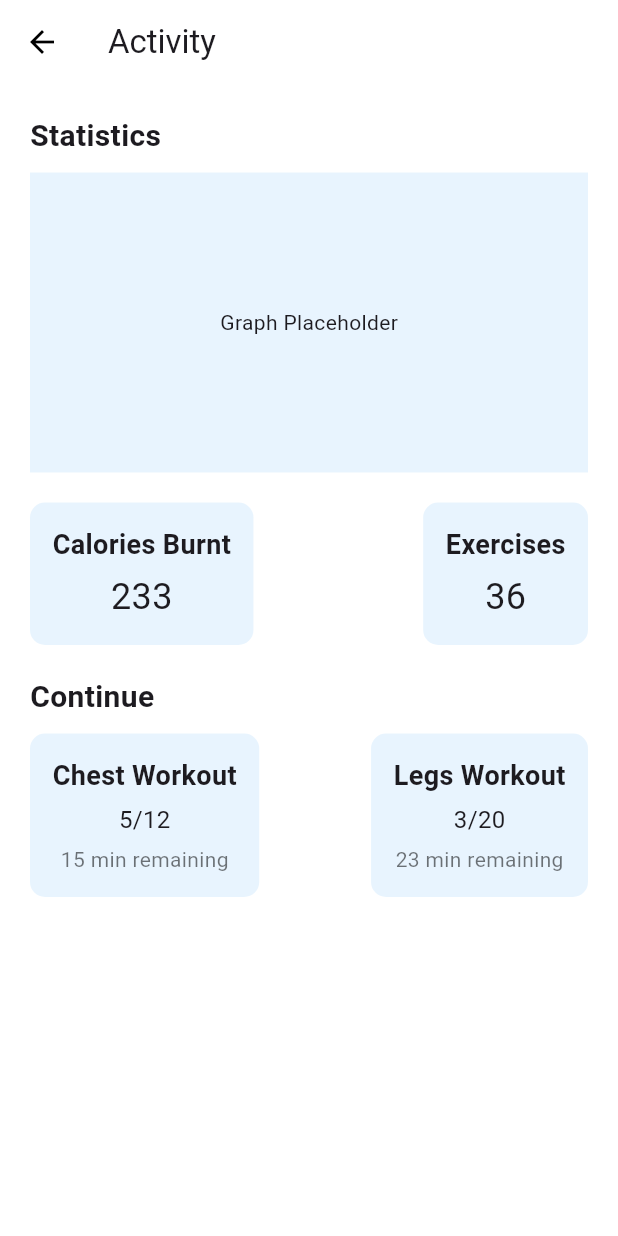
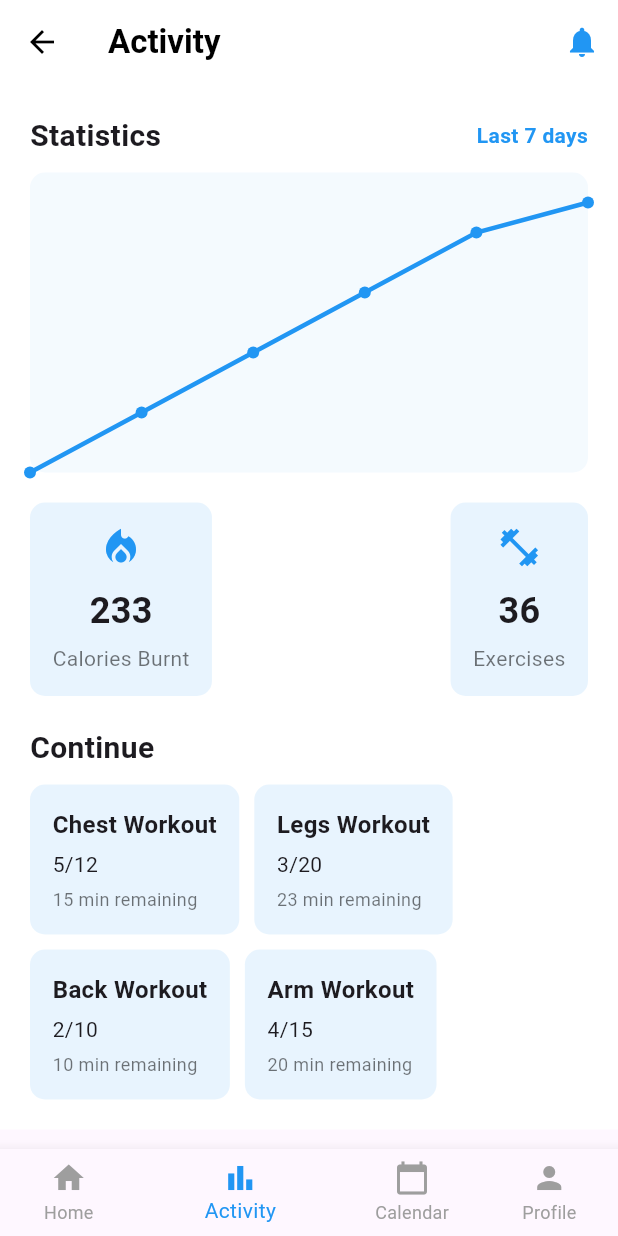
Before and after one commit to Abdimahad1/fitness_app_nodeJS, a Flutter app: the ActivityScreen screen opened directly, on a phone screen of 412 x 824 dp. Run offline on Flutter 3.47's test engine with Material 3 defaults, Android fonts, the phone set to English and light mode, and no system bars; our stand-ins replace fl_chart.

Commit message:
updating activity screen for further enhancements

```diff
--- a/lib/screens/mainScreens/activity.dart
+++ b/lib/screens/mainScreens/activity.dart
@@ -1,22 +1,45 @@
 import 'package:flutter/material.dart';
+import 'package:fl_chart/fl_chart.dart';
 
-class ActivityScreen extends StatelessWidget {
+class ActivityScreen extends StatefulWidget {
+  @override
+  _ActivityScreenState createState() => _ActivityScreenState();
+}
+
+class _ActivityScreenState extends State<ActivityScreen> {
+  int _currentIndex = 1; // Current index for the BottomNavigationBar
+
   @override
   Widget build(BuildContext context) {
     return Scaffold(
       appBar: AppBar(
-        title: Text("Activity"),
         backgroundColor: Colors.white,
         elevation: 0,
         iconTheme: IconThemeData(color: Colors.black),
+        title: Text(
+          "Activity",
+          style: TextStyle(color: Colors.black, fontSize: 22, fontWeight: FontWeight.bold),
         ),
-      body: Container(
+        actions: [
+          IconButton(
+            icon: Icon(Icons.notifications, color: Colors.blue),
+            onPressed: () {
+              // Handle notifications
+            },
+          ),
+        ],
+      ),
+      body: SingleChildScrollView(
+        child: Container(
           padding: EdgeInsets.all(20),
           color: Colors.white,
           child: Column(
             crossAxisAlignment: CrossAxisAlignment.start,
             children: [
               // Statistics Section
+              Row(
+                mainAxisAlignment: MainAxisAlignment.spaceBetween,
+                children: [
                   Text(
                     "Statistics",
                     style: TextStyle(
@@ -24,20 +47,36 @@ class ActivityScreen extends StatelessWidget {
                       fontWeight: FontWeight.bold,
                     ),
                   ),
+                  Text(
+                    "Last 7 days",
+                    style: TextStyle(
+                      fontSize: 14,
+                      color: Colors.blue,
+                      fontWeight: FontWeight.bold,
+                    ),
+                  ),
+                ],
+              ),
               SizedBox(height: 10),
-            // Placeholder for the statistics graph
+              // Custom Line Chart for Statistics
               Container(
                 height: 200,
-              color: Colors.blue.withOpacity(0.1), // Placeholder color
-              child: Center(child: Text("Graph Placeholder")),
+                decoration: BoxDecoration(
+                  color: Colors.blue.withOpacity(0.05),
+                  borderRadius: BorderRadius.circular(10),
+                ),
+                child: CustomPaint(
+                  painter: LineChartPainter(),
+                  child: Container(),
+                ),
               ),
               SizedBox(height: 20),
               // Calories and Exercises Section
               Row(
                 mainAxisAlignment: MainAxisAlignment.spaceBetween,
                 children: [
-                StatsCard(title: "Calories Burnt", value: "233"),
-                StatsCard(title: "Exercises", value: "36"),
+                  StatsCard(title: "Calories Burnt", value: "233", icon: Icons.local_fire_department),
+                  StatsCard(title: "Exercises", value: "36", icon: Icons.fitness_center),
                 ],
               ),
               SizedBox(height: 20),
@@ -51,26 +90,104 @@ class ActivityScreen extends StatelessWidget {
               ),
               SizedBox(height: 10),
               // Continue Cards
-            Row(
-              mainAxisAlignment: MainAxisAlignment.spaceBetween,
+              Wrap(
+                spacing: 10,
+                runSpacing: 10,
                 children: [
                   ContinueCard(title: "Chest Workout", progress: "5/12", timeRemaining: "15 min remaining"),
                   ContinueCard(title: "Legs Workout", progress: "3/20", timeRemaining: "23 min remaining"),
+                  ContinueCard(title: "Back Workout", progress: "2/10", timeRemaining: "10 min remaining"),
+                  ContinueCard(title: "Arm Workout", progress: "4/15", timeRemaining: "20 min remaining"),
                 ],
               ),
             ],
           ),
         ),
+      ),
+      bottomNavigationBar: BottomNavigationBar(
+        currentIndex: _currentIndex,
+        selectedItemColor: Colors.blue,
+        unselectedItemColor: Colors.grey,
+        showUnselectedLabels: true,
+        items: [
+          BottomNavigationBarItem(
+            icon: Icon(Icons.home),
+            label: 'Home',
+          ),
+          BottomNavigationBarItem(
+            icon: Icon(Icons.bar_chart),
+            label: 'Activity',
+          ),
+          BottomNavigationBarItem(
+            icon: Icon(Icons.calendar_today),
+            label: 'Calendar',
+          ),
+          BottomNavigationBarItem(
+            icon: Icon(Icons.person),
+            label: 'Profile',
+          ),
+        ],
+        onTap: (index) {
+          setState(() {
+            _currentIndex = index;
+            // Handle navigation to other screens
+            if (index == 0) {
+              Navigator.pushReplacement(context, MaterialPageRoute(builder: (context) => HomeScreen()));
+            } else if (index == 2) {
+              Navigator.pushReplacement(context, MaterialPageRoute(builder: (context) => CalendarScreen())); // Replace with your CalendarScreen
+            } else if (index == 3) {
+              Navigator.pushReplacement(context, MaterialPageRoute(builder: (context) => ProfileScreen())); // Replace with your ProfileScreen
+            }
+          });
+        },
+      ),
     );
   }
+}
+
+// Custom Line Chart Painter
+class LineChartPainter extends CustomPainter {
+  @override
+  void paint(Canvas canvas, Size size) {
+    final paint = Paint()
+      ..color = Colors.blue
+      ..strokeWidth = 3
+      ..style = PaintingStyle.stroke;
+
+    final points = [
+      Offset(0, size.height), // Start at (0, height)
+      Offset(size.width * 0.2, size.height * 0.8),
+      Offset(size.width * 0.4, size.height * 0.6),
+      Offset(size.width * 0.6, size.height * 0.4),
+      Offset(size.width * 0.8, size.height * 0.2),
+      Offset(size.width, size.height * 0.1), // End at (width, some height)
+    ];
+
+    final path = Path()..moveTo(points.first.dx, points.first.dy);
+    for (var point in points) {
+      path.lineTo(point.dx, point.dy);
+    }
+
+    canvas.drawPath(path, paint);
+
+    // Add a circle on each point
+    final circlePaint = Paint()..color = Colors.blue;
+    for (var point in points) {
+      canvas.drawCircle(point, 4, circlePaint);
+    }
+  }
+
+  @override
+  bool shouldRepaint(CustomPainter oldDelegate) => false;
 }
 
 // Stats Card Widget
 class StatsCard extends StatelessWidget {
   final String title;
   final String value;
+  final IconData icon;
 
-  StatsCard({required this.title, required this.value});
+  StatsCard({required this.title, required this.value, required this.icon});
 
   @override
   Widget build(BuildContext context) {
@@ -82,9 +199,14 @@ class StatsCard extends StatelessWidget {
       ),
       child: Column(
         children: [
-          Text(title, style: TextStyle(fontSize: 18, fontWeight: FontWeight.bold)),
+          Icon(icon, color: Colors.blue, size: 30),
+          SizedBox(height: 10),
+          Text(value, style: TextStyle(fontSize: 24, fontWeight: FontWeight.bold)),
           SizedBox(height: 5),
-          Text(value, style: TextStyle(fontSize: 24)),
+          Text(
+            title,
+            style: TextStyle(fontSize: 14, color: Colors.black54),
+          ),
         ],
       ),
     );
@@ -108,12 +230,22 @@ class ContinueCard extends StatelessWidget {
         borderRadius: BorderRadius.circular(10),
       ),
       child: Column(
+        crossAxisAlignment: CrossAxisAlignment.start,
         children: [
-          Text(title, style: TextStyle(fontSize: 18, fontWeight: FontWeight.bold)),
+          Text(
+            title,
+            style: TextStyle(fontSize: 16, fontWeight: FontWeight.bold),
+          ),
           SizedBox(height: 5),
-          Text(progress, style: TextStyle(fontSize: 16)),
+          Text(
+            progress,
+            style: TextStyle(fontSize: 14),
+          ),
           SizedBox(height: 5),
-          Text(timeRemaining, style: TextStyle(fontSize: 14, color: Colors.black54)),
+          Text(
+            timeRemaining,
+            style: TextStyle(fontSize: 12, color: Colors.black54),
+          ),
         ],
       ),
     );
--- a/pubspec.yaml
+++ b/pubspec.yaml
@@ -15,6 +15,7 @@ dependencies:
   flutter:
     sdk: flutter
   cupertino_icons: ^1.0.2
+  fl_chart: ^0.40.0
 
 dev_dependencies:
   flutter_test:
```
Also changed, not shown: pubspec.lock. Lines whose indentation alone changed are shown as unchanged.
